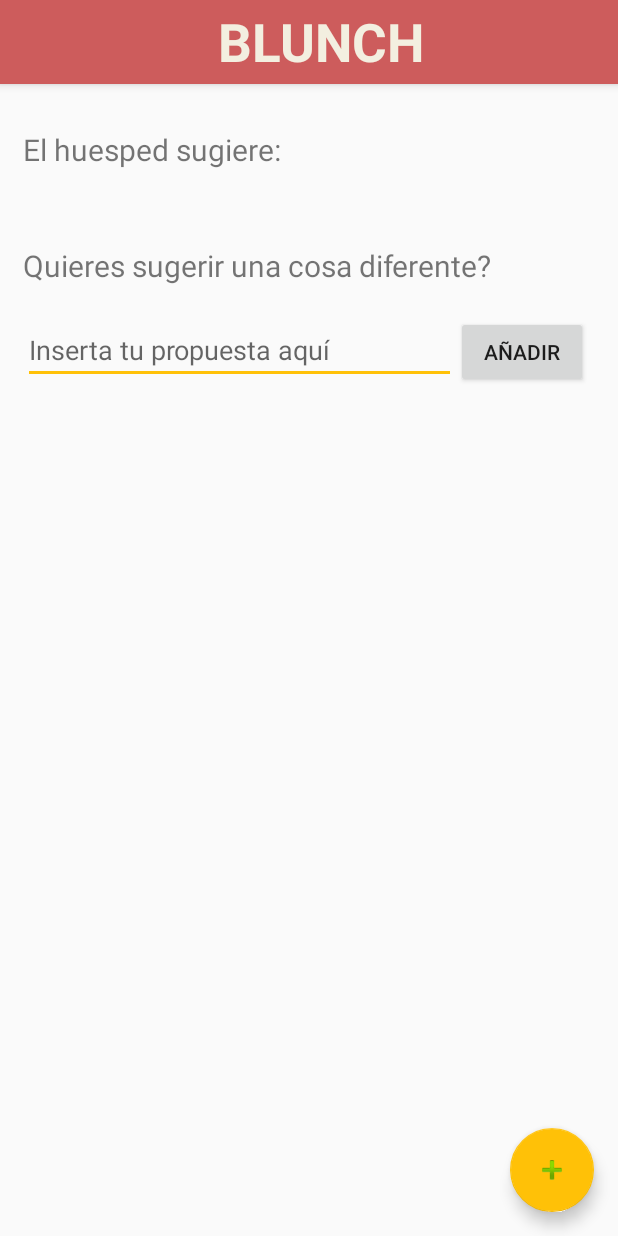
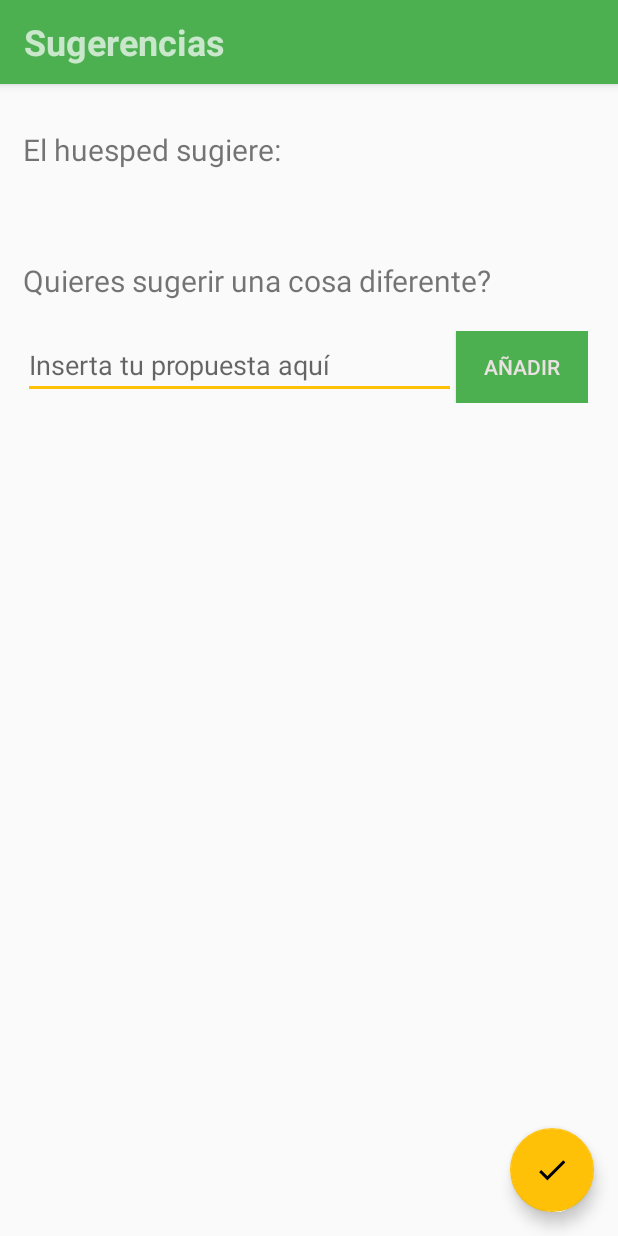
Before and after one commit to BlunchDev/blunch_android, an Android app: the CollaborativeMenuAnswerActivity screen opened directly, with no data from a screen before it, on a phone screen of 412 x 824 dp. Run offline under Robolectric (Android 15) with nearby library versions, the phone set to English and light mode, and no system bars; 4 statements that could not run were skipped.

Commit message:
improve interface

```diff
--- a/app/src/main/java/dev/blunch/blunch/activity/CollaborativeMenuAnswerActivity.java
+++ b/app/src/main/java/dev/blunch/blunch/activity/CollaborativeMenuAnswerActivity.java
@@ -1,5 +1,7 @@
 package dev.blunch.blunch.activity;
 
+import android.content.res.ColorStateList;
+import android.content.res.Resources;
 import android.graphics.Color;
 import android.os.Bundle;
 import android.support.design.widget.FloatingActionButton;
@@ -44,6 +46,9 @@ public class CollaborativeMenuAnswerActivity extends AppCompatActivity {
     protected void onCreate(Bundle savedInstanceState) {
         super.onCreate(savedInstanceState);
         setContentView(R.layout.activity_collaborative_menu_answer);
+        FloatingActionButton fab = (FloatingActionButton) findViewById(R.id.CollaborativeMenuAnswerBtnEnd);
+        fab.setImageResource(R.drawable.check);
+
         guestSuggestions = new ArrayList<>();
         guestNewSuggestions = new ArrayList<>();
         collaborativeMenuService = ServiceFactory.getCollaborativeMenuService(getApplicationContext());
@@ -63,7 +68,6 @@ public class CollaborativeMenuAnswerActivity extends AppCompatActivity {
             fab.setOnClickListener(new View.OnClickListener() {
                 @Override
                 public void onClick(View view) {
-
                     try {
 
                         List<Dish> newSuggestions = new ArrayList<>();
@@ -95,6 +99,9 @@ public class CollaborativeMenuAnswerActivity extends AppCompatActivity {
                 CheckBox checkBox = new CheckBox(getApplicationContext());
                 checkBox.setText(hostSuggestions.get(i).getName());
                 checkBox.setTextColor(Color.GRAY);
+                int id = Resources.getSystem().getIdentifier("btn_check_holo_light", "drawable", "android");
+                checkBox.setButtonDrawable(id);
+                checkBox.setHighlightColor(getResources().getColor(R.color.colorPrimary));
                 checkBox.setLayoutParams(new LinearLayout.LayoutParams(LinearLayout.LayoutParams.WRAP_CONTENT, LinearLayout.LayoutParams.WRAP_CONTENT));
 
                 checkBox.setOnClickListener(new View.OnClickListener() {
@@ -115,6 +122,9 @@ public class CollaborativeMenuAnswerActivity extends AppCompatActivity {
                 });
 
                 linearLayout.addView(checkBox);
+                LinearLayout.LayoutParams params = new LinearLayout.LayoutParams(LinearLayout.LayoutParams.MATCH_PARENT, LinearLayout.LayoutParams.WRAP_CONTENT);
+                params.setMargins(60,0,0,0 );
+                linearLayout.setLayoutParams(params);
             }
         }
     }
--- a/app/src/main/res/layout/activity_collaborative_menu_answer.xml
+++ b/app/src/main/res/layout/activity_collaborative_menu_answer.xml
@@ -17,19 +17,17 @@
         <android.support.v7.widget.Toolbar
             android:layout_width="match_parent"
             android:layout_height="?attr/actionBarSize"
-            android:background="#CD5C5C"
+            android:background="@color/colorPrimary"
             app:popupTheme="@style/AppTheme.PopupOverlay" >
 
             <TextView
-                android:layout_width="match_parent"
-                android:layout_height="match_parent"
-                android:text="@string/app_name"
-                android:textAlignment="center"
-                android:textStyle="bold"
-                android:textSize="35sp"
-                android:gravity="center_vertical|center_horizontal"
-                android:id="@+id/titolApp"
-                android:textColor="#F3EFE0" />
+                android:layout_width="wrap_content"
+                android:layout_height="wrap_content"
+                android:text="Sugerencias"
+                android:gravity="left"
+                android:textSize="24dp"
+                android:textStyle="bold"/>
+
         </android.support.v7.widget.Toolbar>
 
     </android.support.design.widget.AppBarLayout>
@@ -52,6 +50,10 @@
                 android:layout_marginTop="30sp"
                 android:textSize="20sp"
                 android:layout_gravity="bottom" />
+
+            <Space
+                android:layout_width="match_parent"
+                android:layout_height="10dp" />
 
             <LinearLayout
                 android:id="@+id/CollaborativeMenuAnswerHostSuggestions"
@@ -92,7 +94,9 @@
                     android:layout_height="wrap_content"
                     android:layout_alignParentEnd="true"
                     android:text="@string/collaborative_menu_answer_Btn_add"
-                    android:onClick="addSuggestion"/>
+                    android:onClick="addSuggestion"
+                    android:background="@color/colorPrimary"
+                    android:textColor="@color/background"/>
 
             </RelativeLayout>
 
@@ -116,7 +120,6 @@
         android:layout_height="wrap_content"
         android:layout_alignParentEnd="true"
         android:layout_alignParentBottom="true"
-        android:layout_margin="@dimen/fab_margin"
-        android:src="@android:drawable/ic_input_add"/>
+        android:layout_margin="@dimen/fab_margin"/>
 
 </RelativeLayout>
```
